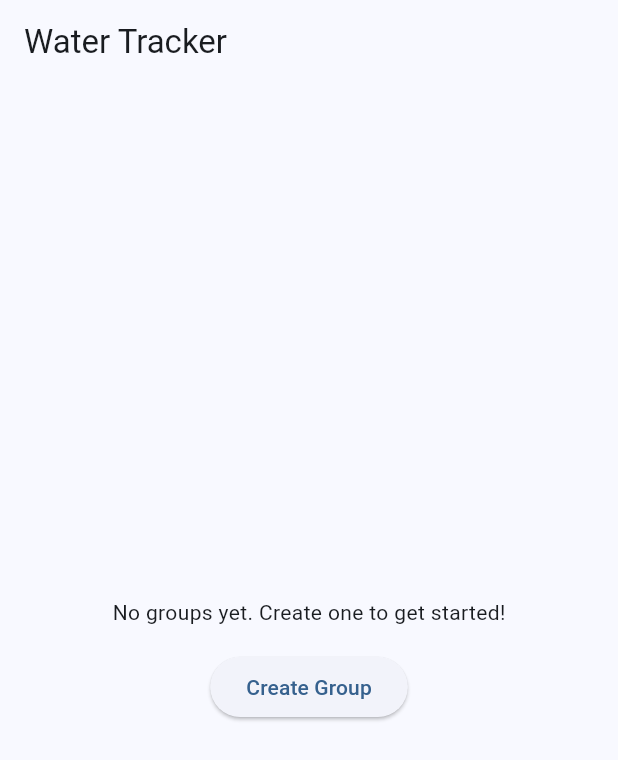
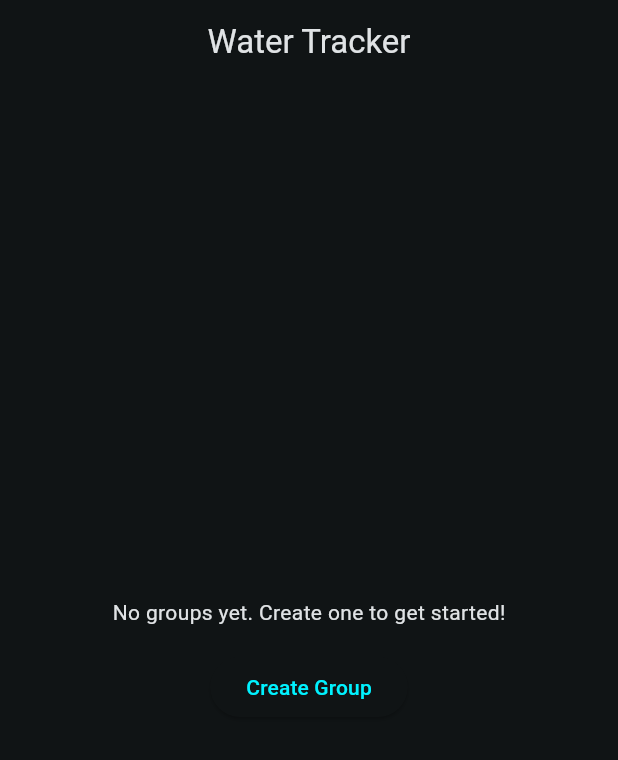
Before and after one commit to umairahmadx/water-app, a Flutter app: the screen it shows after launch, on a phone screen of 412 x 824 dp. Shown: the top 760 px of the screen. Run offline on Flutter 3.47's test engine with Material 3 defaults, Android fonts, the phone set to English and light mode, and no system bars; our stand-ins replace sqflite; missing offline and left inert: home_widget; accounts and stored records are empty.

Commit message:
style: apply Glass UI design aesthetic across flutter app
- Updated main.dart with dark color scheme theme
- Added GlassCard widget with BackdropFilter
- Refactored dashboard, summary, and setting screens to use GlassCard

Co-authored-by: umairahmadx <57555747+umairahmadx@users.noreply.github.com>

```diff
--- a/lib/main.dart
+++ b/lib/main.dart
@@ -40,14 +40,50 @@ class WaterTrackerApp extends StatelessWidget {
     return MaterialApp(
       title: 'Water Tracker',
       theme: ThemeData(
-        colorScheme: ColorScheme.fromSeed(seedColor: Colors.blue),
         useMaterial3: true,
+        scaffoldBackgroundColor: const Color(0xFF101415),
+        colorScheme: const ColorScheme.dark(
+          primary: Color(0xFF00F2FF),
+          onPrimary: Color(0xFF00363A),
+          primaryContainer: Color(0xFF006A71),
+          secondary: Color(0xFFADC6FF),
+          onSecondary: Color(0xFF002E69),
+          secondaryContainer: Color(0xFF4B8EFF),
+          surface: Color(0xFF101415),
+          onSurface: Color(0xFFE0E3E5),
+          error: Color(0xFFFFB4AB),
+          onError: Color(0xFF690005),
+        ),
+        appBarTheme: const AppBarTheme(
+          backgroundColor: Colors.transparent,
+          elevation: 0,
+          centerTitle: true,
+        ),
+        fontFamily: 'Roboto', // Fallback sans-serif
       ),
       darkTheme: ThemeData(
-        colorScheme: ColorScheme.fromSeed(seedColor: Colors.blue, brightness: Brightness.dark),
         useMaterial3: true,
+        scaffoldBackgroundColor: const Color(0xFF101415),
+        colorScheme: const ColorScheme.dark(
+          primary: Color(0xFF00F2FF),
+          onPrimary: Color(0xFF00363A),
+          primaryContainer: Color(0xFF006A71),
+          secondary: Color(0xFFADC6FF),
+          onSecondary: Color(0xFF002E69),
+          secondaryContainer: Color(0xFF4B8EFF),
+          surface: Color(0xFF101415),
+          onSurface: Color(0xFFE0E3E5),
+          error: Color(0xFFFFB4AB),
+          onError: Color(0xFF690005),
+        ),
+        appBarTheme: const AppBarTheme(
+          backgroundColor: Colors.transparent,
+          elevation: 0,
+          centerTitle: true,
+        ),
+        fontFamily: 'Roboto', // Fallback sans-serif
       ),
-      themeMode: ThemeMode.system,
+      themeMode: ThemeMode.dark, // Force dark mode for Glass UI
       home: const DashboardScreen(),
     );
   }
```
Also changed, not shown: lib/screens/dashboard_screen.dart (+18 -8 lines), lib/screens/settings_screen.dart (+7 -2 lines), lib/screens/summary_screen.dart (+5 -2 lines), 1 other file.
